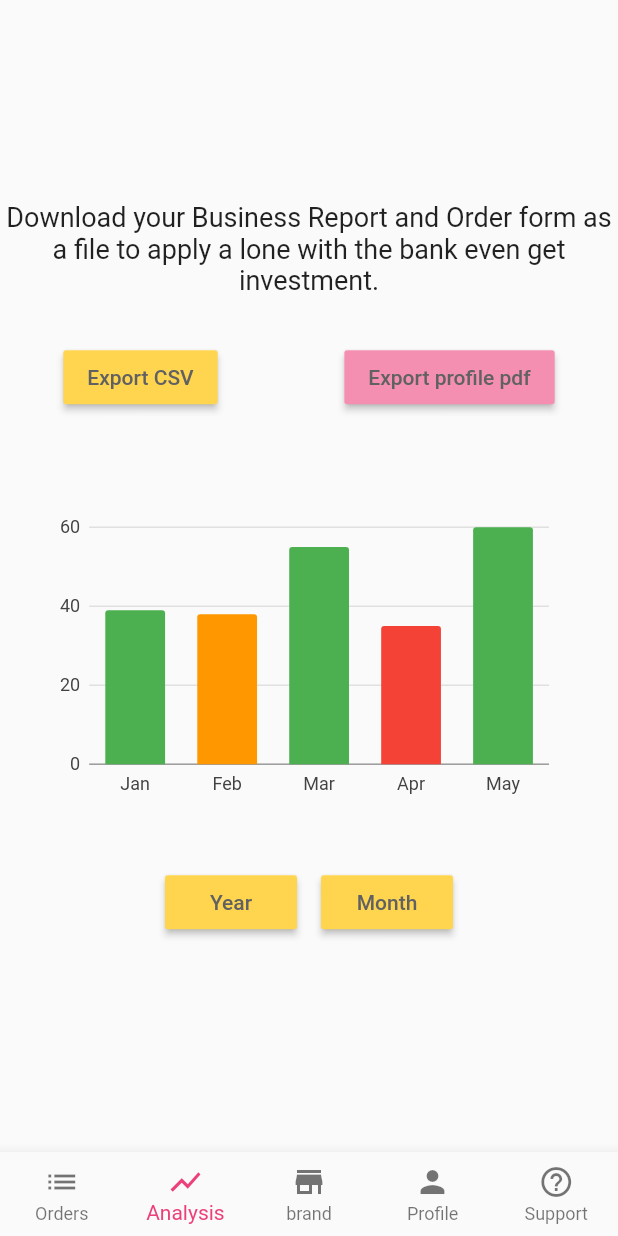
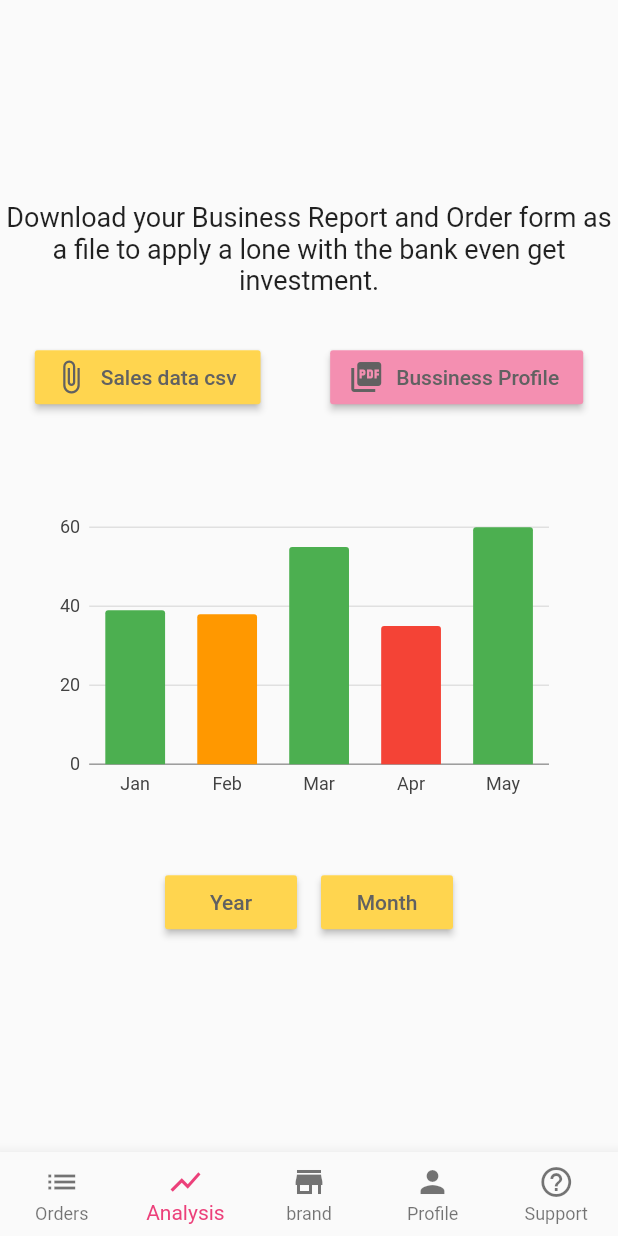
Before and after one commit to chloe722/good_share, a Flutter app: the SellerScreen screen opened directly, item 2 of the bottom bar chosen, on a phone screen of 412 x 824 dp. Run offline on Flutter 3.47's test engine with Material 2 defaults, Android fonts, the phone set to English and light mode, and no system bars; our stand-ins replace charts_flutter, google_maps_flutter, rxdart, signature.

Commit message:
Button icons

```diff
--- a/lib/seller/analysis_screen.dart
+++ b/lib/seller/analysis_screen.dart
@@ -34,21 +34,23 @@ class _AnalysisScreenState extends State<AnalysisScreen> {
                     mainAxisSize: MainAxisSize.max,
                     mainAxisAlignment: MainAxisAlignment.spaceAround,
                     children: <Widget>[
-                      RaisedButton(
+                      RaisedButton.icon(
                         onPressed: () {
                           //TODO export CSV
                         },
                         color: Colors.amber[300],
                         textColor: Colors.grey[700],
-                        child: Text('Export CSV'),
+                        icon: Icon(Icons.attach_file),
+                        label: Text('Sales data csv'),
                       ),
-                      RaisedButton(
+                      RaisedButton.icon(
                         onPressed: () {
                           //TODO export CSV
                         },
                         color: Colors.pink[200],
                         textColor: Colors.grey[700],
-                        child: Text('Export profile pdf'),
+                        icon: Icon(Icons.picture_as_pdf),
+                        label: Text('Bussiness Profile'),
                       )
                     ],
                   ),
```
